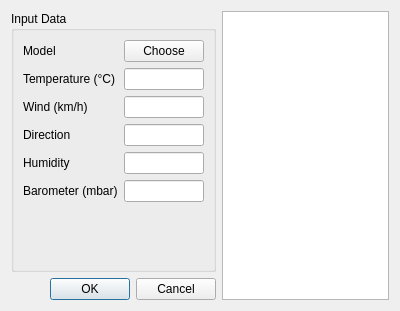
The window that ui/input_forecasting_dialog.ui (NhatTrung-Git/Weather_Forecast_App) describes before a commit, drawn with Qt 5.
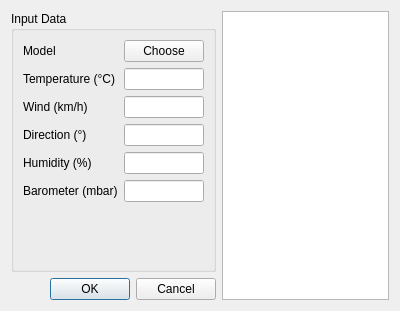
The same window after the commit.

```diff
--- a/ui/input_forecasting_dialog.ui
+++ b/ui/input_forecasting_dialog.ui
@@ -63,7 +63,7 @@
       <item row="3" column="0">
        <widget class="QLabel" name="label_4">
         <property name="text">
-         <string>Direction</string>
+         <string>Direction (°)</string>
         </property>
        </widget>
       </item>
@@ -73,7 +73,7 @@
       <item row="4" column="0">
        <widget class="QLabel" name="label_5">
         <property name="text">
-         <string>Humidity</string>
+         <string>Humidity (%)</string>
         </property>
        </widget>
       </item>
```
